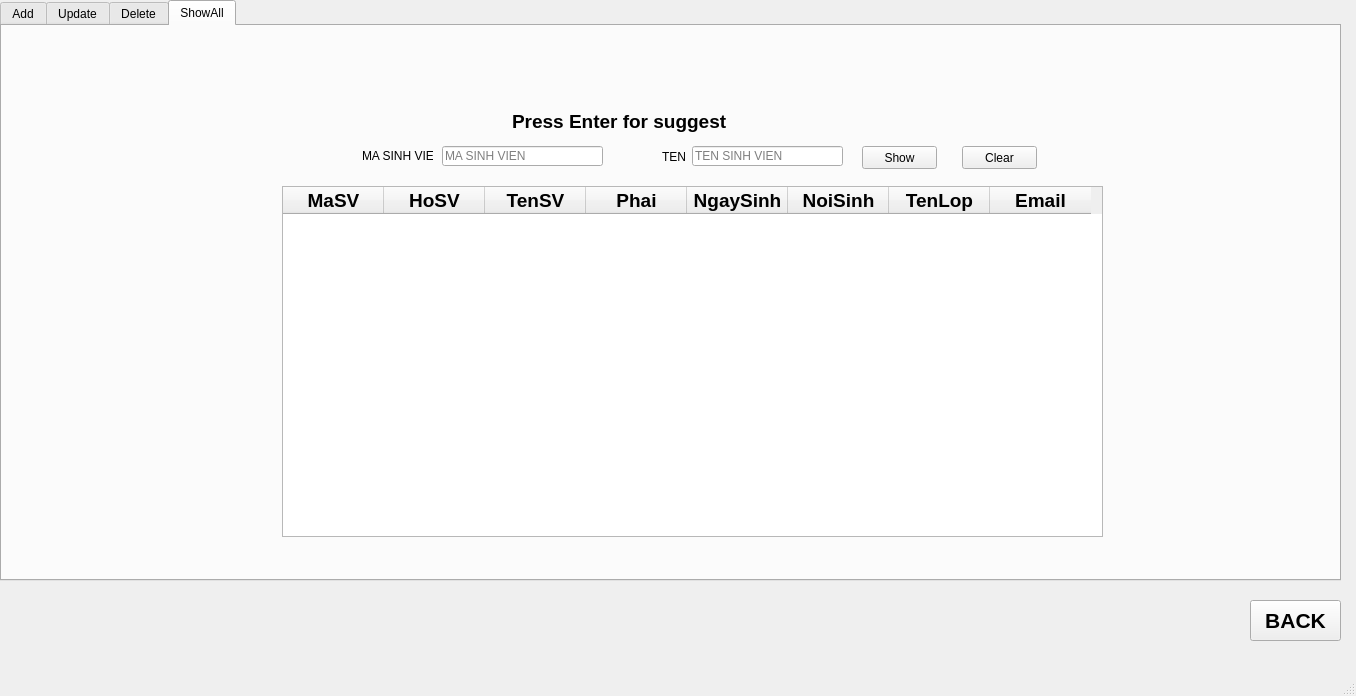
Before: the Qt Designer form app/view/Student.ui in huynhngoanhthai/python_project, drawn with Qt 5.
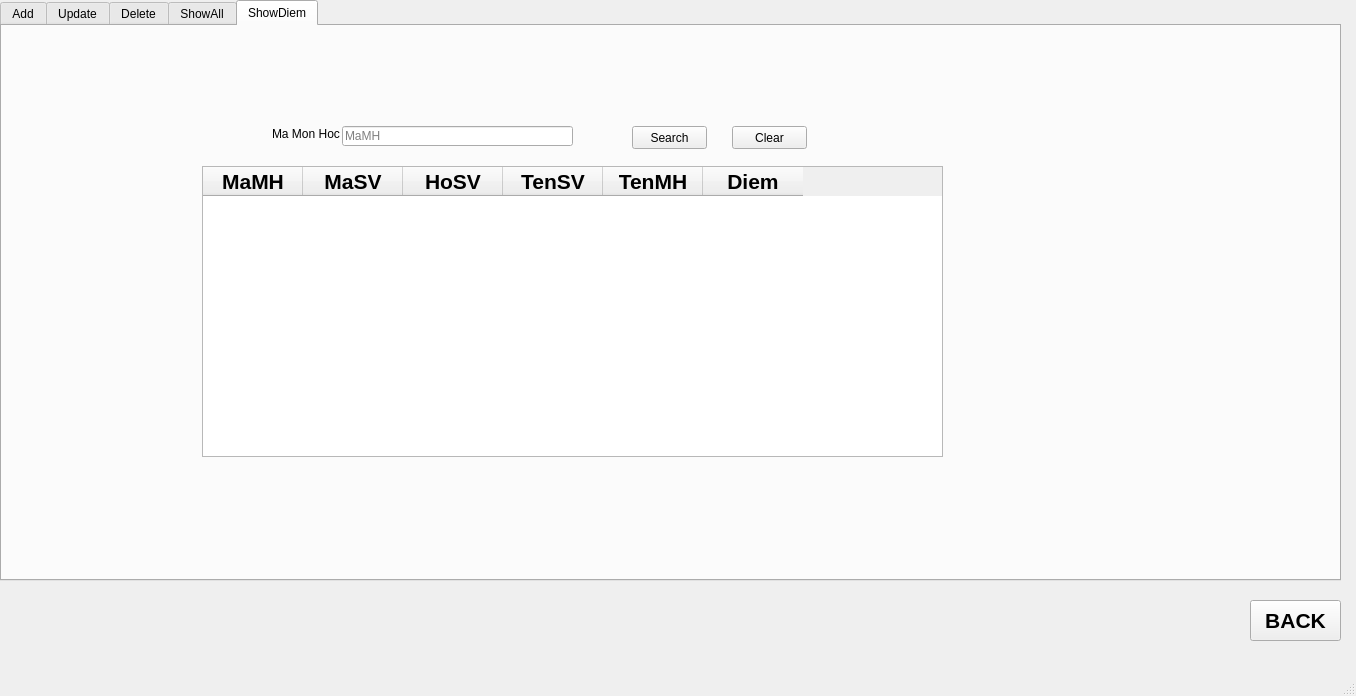
After: the same form once the commit is applied.

Commit message: forgot password update password add show diem

The edit to the form file:
```diff
--- a/app/view/Student.ui
+++ b/app/view/Student.ui
@@ -53,7 +53,7 @@
      <enum>QTabWidget::Rounded</enum>
     </property>
     <property name="currentIndex">
-     <number>3</number>
+     <number>4</number>
     </property>
     <widget class="QWidget" name="Add">
      <attribute name="title">
@@ -1307,6 +1307,110 @@
       </column>
      </widget>
     </widget>
+    <widget class="QWidget" name="ShowDiem">
+     <attribute name="title">
+      <string>ShowDiem</string>
+     </attribute>
+     <widget class="QLineEdit" name="QLineSDMaMH">
+      <property name="geometry">
+       <rect>
+        <x>340</x>
+        <y>100</y>
+        <width>231</width>
+        <height>20</height>
+       </rect>
+      </property>
+      <property name="placeholderText">
+       <string>MaMH</string>
+      </property>
+     </widget>
+     <widget class="QTableWidget" name="QTableShowDiem">
+      <property name="geometry">
+       <rect>
+        <x>200</x>
+        <y>140</y>
+        <width>741</width>
+        <height>291</height>
+       </rect>
+      </property>
+      <property name="font">
+       <font>
+        <pointsize>16</pointsize>
+        <weight>75</weight>
+        <bold>true</bold>
+       </font>
+      </property>
+      <column>
+       <property name="text">
+        <string>MaMH</string>
+       </property>
+      </column>
+      <column>
+       <property name="text">
+        <string>MaSV</string>
+       </property>
+      </column>
+      <column>
+       <property name="text">
+        <string>HoSV</string>
+       </property>
+      </column>
+      <column>
+       <property name="text">
+        <string>TenSV</string>
+       </property>
+      </column>
+      <column>
+       <property name="text">
+        <string>TenMH</string>
+       </property>
+      </column>
+      <column>
+       <property name="text">
+        <string>Diem</string>
+       </property>
+      </column>
+     </widget>
+     <widget class="QPushButton" name="QButtonSDSearch">
+      <property name="geometry">
+       <rect>
+        <x>630</x>
+        <y>100</y>
+        <width>75</width>
+        <height>23</height>
+       </rect>
+      </property>
+      <property name="text">
+       <string>Search</string>
+      </property>
+     </widget>
+     <widget class="QPushButton" name="QButtonSDClear">
+      <property name="geometry">
+       <rect>
+        <x>730</x>
+        <y>100</y>
+        <width>75</width>
+        <height>23</height>
+       </rect>
+      </property>
+      <property name="text">
+       <string>Clear</string>
+      </property>
+     </widget>
+     <widget class="QLabel" name="label_26">
+      <property name="geometry">
+       <rect>
+        <x>270</x>
+        <y>100</y>
+        <width>91</width>
+        <height>16</height>
+       </rect>
+      </property>
+      <property name="text">
+       <string>Ma Mon Hoc</string>
+      </property>
+     </widget>
+    </widget>
    </widget>
    <widget class="QPushButton" name="QButtonBack">
     <property name="geometry">
```
The commit also changes 21 other files.
